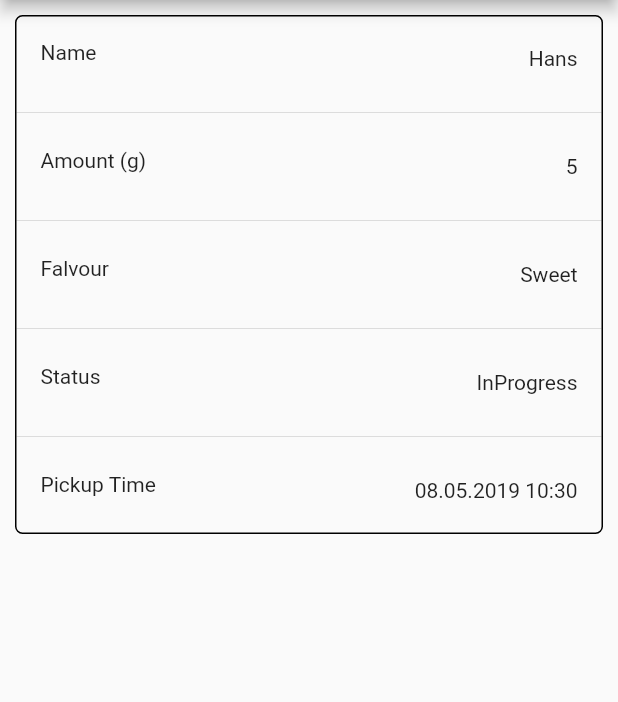
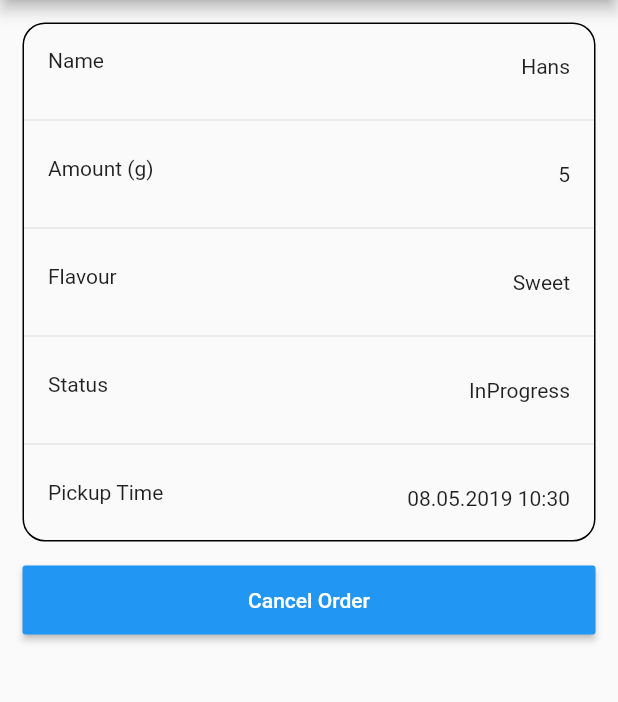
Before and after one commit to Zuehlke/popcorn_flutter, a Flutter app: the OrderDetailsPage screen opened directly, on a phone screen of 412 x 824 dp, the part 84-786 px from its top. Run offline on Flutter 3.47's test engine with Material 2 defaults, Android fonts, the phone set to English and light mode, and no system bars; our stand-ins replace datetime_picker_formfield, shared_preferences; accounts and stored records are empty.

Commit message:
Small cosmetic improvements

```diff
--- a/camp_2019/lib/order_details_page.dart
+++ b/camp_2019/lib/order_details_page.dart
@@ -16,17 +16,17 @@ class OrderDetailsPageState extends State<OrderDetailsPage> {
   List<OrderDetailsItem> _items;
 
   OrderDetailsPageState() {
-    _order = new Order(
-        'Hans', 5, Flavours.Sweet, Status.InProgress, DateTime.now());
+    _order =
+        new Order('Hans', 5, Flavours.Sweet, Status.InProgress, DateTime.now());
 
     _items = [
       new OrderDetailsItem("Name", _order.userName),
       new OrderDetailsItem("Amount (g)", _order.amount.toString()),
-      new OrderDetailsItem("Falvour", describeEnum(_order.flavour)),
+      new OrderDetailsItem("Flavour", describeEnum(_order.flavour)),
       new OrderDetailsItem("Status", describeEnum(_order.status)),
-      new OrderDetailsItem("Pickup Time", new DateFormat("dd.MM.yyyy HH:mm").format(_order.pickupTime)),
+      new OrderDetailsItem("Pickup Time",
+          new DateFormat("dd.MM.yyyy HH:mm").format(_order.pickupTime)),
     ];
-
   }
 
   @override
@@ -36,21 +36,41 @@ class OrderDetailsPageState extends State<OrderDetailsPage> {
         appBar: new AppBar(
           title: Text('Order Popcorn'),
         ),
-        body: Container(
-          margin: const EdgeInsets.all(10),
+        body: Padding(
+          padding: const EdgeInsets.all(15.0),
+          child: Column(
+            children: <Widget>[
+              Container(
                 decoration: BoxDecoration(
                     border: Border.all(width: 1),
-              borderRadius: BorderRadius.all(Radius.circular(5))),
+                    borderRadius: BorderRadius.all(Radius.circular(15))),
                 child: ListView.separated(
                   itemCount: _items.length,
                   shrinkWrap: true,
-            separatorBuilder: (BuildContext context, int index) => Divider(),
+                  separatorBuilder: (BuildContext context, int index) =>
+                      Divider(),
                   itemBuilder: (BuildContext context, int index) {
                     return ListTile(
                       leading: Text('${_items[index].value}'),
                       trailing: Text('${_items[index].name}'),
                     );
                   },
+                ),
+              ),
+              Padding(
+                padding: const EdgeInsets.only(top: 15.0),
+                child: SizedBox(
+                  width: double.infinity,
+                  child: RaisedButton(
+                    padding: EdgeInsets.all(15),
+                    color: Colors.blue,
+                    textColor: Colors.white,
+                    onPressed: () {},
+                    child: Text('Cancel Order'),
+                  ),
+                ),
+              ),
+            ],
           ),
         ));
   }
--- a/camp_2019/lib/order_page.dart
+++ b/camp_2019/lib/order_page.dart
@@ -72,16 +72,18 @@ class OrderPageState extends State<OrderPage> {
                 inputType: InputType.both,
                 decoration: InputDecoration(hintText: "PickupTime"),
               ),
-              Align(
+              Padding(
+                padding: const EdgeInsets.only(top: 15.0),
                 child: SizedBox(
                   width: double.infinity,
                   child: RaisedButton(
+                    padding: EdgeInsets.all(15),
                     color: Colors.blue,
                     textColor: Colors.white,
                     onPressed: () {
                       if (_formKey.currentState.validate()) {}
                     },
-                    child: Text('Submit'),
+                    child: Text('Submit Order'),
                   ),
                 ),
               ),
```
Lines whose indentation alone changed are shown as unchanged.
